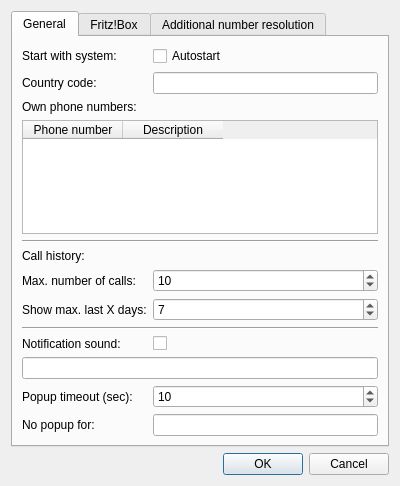
The window that src/settingsdialog.ui (ElTh0r0/fritzcallindicator) describes before a commit, drawn with Qt 5.
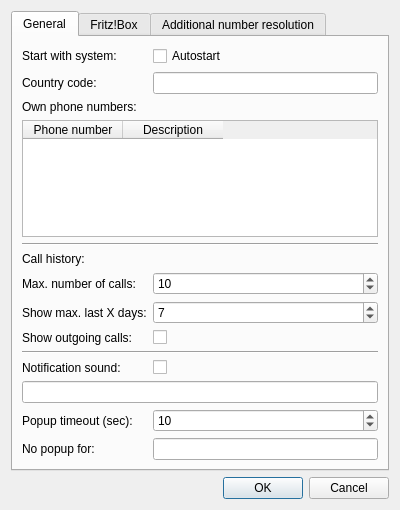
The same window after the commit. Icons and pictures are not drawn.

Commit message: Option to show outgoing calls in the call history (fixes #2)

```diff
--- a/src/settingsdialog.ui
+++ b/src/settingsdialog.ui
@@ -7,7 +7,7 @@
     <x>0</x>
     <y>0</y>
     <width>400</width>
-    <height>486</height>
+    <height>510</height>
    </rect>
   </property>
   <property name="windowTitle">
@@ -144,38 +144,52 @@
          </property>
         </widget>
        </item>
-       <item row="8" column="0" colspan="2">
+       <item row="8" column="0">
+        <widget class="QLabel" name="lblListOutgoing">
+         <property name="text">
+          <string>Show outgoing calls:</string>
+         </property>
+        </widget>
+       </item>
+       <item row="8" column="1">
+        <widget class="QCheckBox" name="cbShowOutgoing">
+         <property name="text">
+          <string notr="true"/>
+         </property>
+        </widget>
+       </item>
+       <item row="9" column="0" colspan="2">
         <widget class="Line" name="line_4">
          <property name="orientation">
           <enum>Qt::Orientation::Horizontal</enum>
          </property>
         </widget>
        </item>
-       <item row="9" column="0">
+       <item row="10" column="0">
         <widget class="QLabel" name="lblNotificationSound">
          <property name="text">
           <string>Notification sound:</string>
          </property>
         </widget>
        </item>
-       <item row="9" column="1">
+       <item row="10" column="1">
         <widget class="QCheckBox" name="cbNotificationSound">
          <property name="text">
           <string notr="true"/>
          </property>
         </widget>
        </item>
-       <item row="10" column="0" colspan="2">
+       <item row="11" column="0" colspan="2">
         <widget class="QLineEdit" name="lineEditNotification"/>
        </item>
-       <item row="11" column="0">
+       <item row="12" column="0">
         <widget class="QLabel" name="lblTimeout">
          <property name="text">
           <string>Popup timeout (sec):</string>
          </property>
         </widget>
        </item>
-       <item row="11" column="1">
+       <item row="12" column="1">
         <widget class="QSpinBox" name="spinBoxTimeout">
          <property name="minimum">
           <number>1</number>
@@ -188,14 +202,14 @@
          </property>
         </widget>
        </item>
-       <item row="12" column="0">
+       <item row="13" column="0">
         <widget class="QLabel" name="lblIgnorePopup">
          <property name="text">
           <string>No popup for:</string>
          </property>
         </widget>
        </item>
-       <item row="12" column="1">
+       <item row="13" column="1">
         <widget class="QLineEdit" name="lineEditIgnoredCallers">
          <property name="toolTip">
           <string>If the caller name starts with the defined string(s), no popup will be shown</string>
```
The commit also changes 13 other files.
